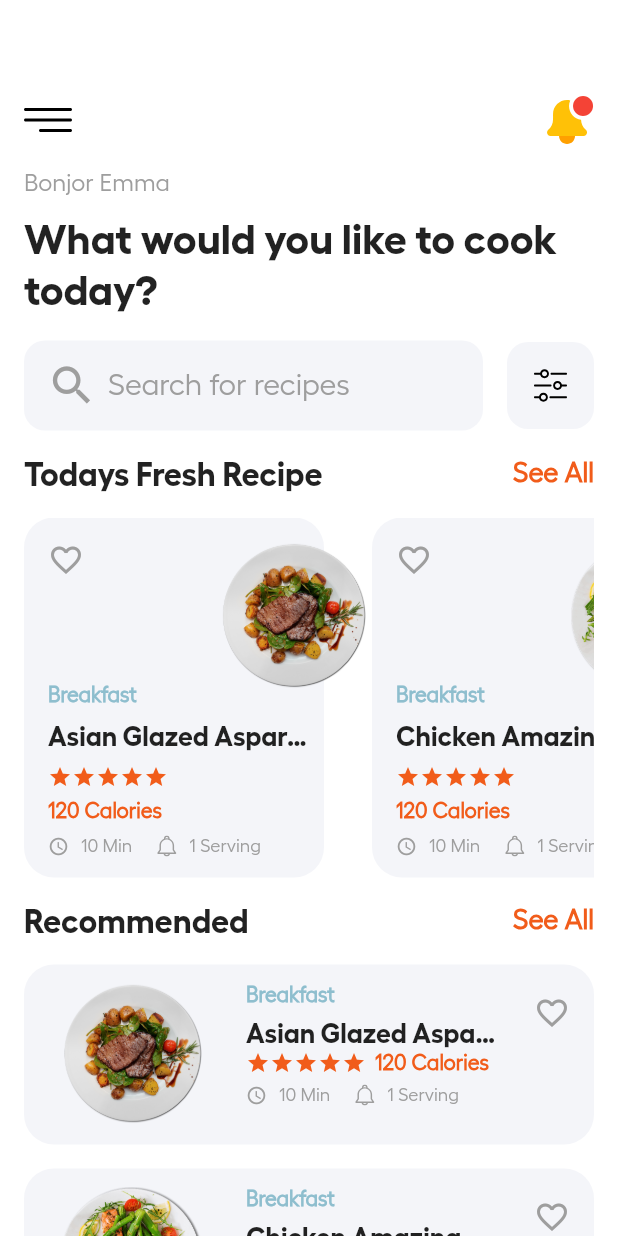
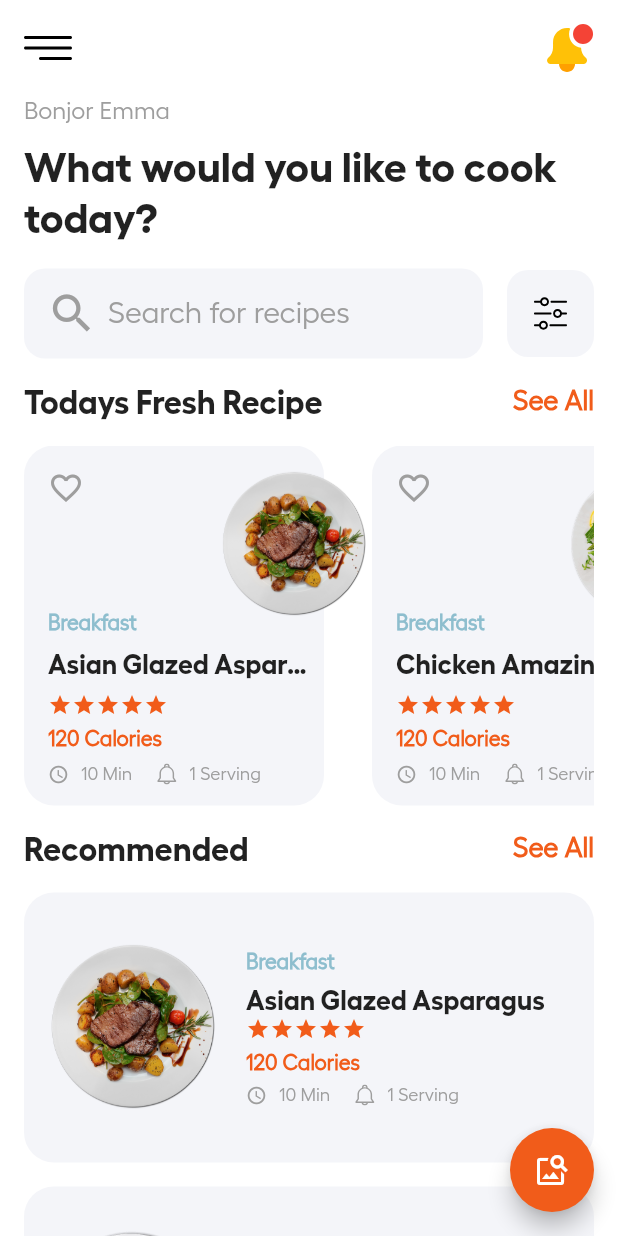
Before and after one commit to rivaldofez/foocarie, a Flutter app: the screen it shows after launch, after a tap on "See All", on a phone screen of 412 x 824 dp. Run offline on Flutter 3.47's test engine with Material 2 defaults, Android fonts, the phone set to English and light mode, and no system bars; our stand-ins replace flutter_svg, image_picker; missing offline and left inert: tflite.

Commit message:
add floating action button to recipe predictor

```diff
--- a/lib/screens/detail_recipe_screen.dart
+++ b/lib/screens/detail_recipe_screen.dart
@@ -7,7 +7,7 @@ class DetailRecipe extends StatefulWidget {
   final String image;
   final bool tag;
 
-  DetailRecipe(this.index, this.name, this.image, this.tag);
+  const DetailRecipe(this.index, this.name, this.image, this.tag);
 
   @override
   _DetailRecipeState createState() => _DetailRecipeState();
@@ -23,17 +23,17 @@ class _DetailRecipeState extends State<DetailRecipe> {
         child: Container(
           height: 58,
           alignment: Alignment.center,
-          margin: EdgeInsets.symmetric(
+          margin: const EdgeInsets.symmetric(
             horizontal: 32,
           ),
-          decoration: BoxDecoration(
+          decoration: const BoxDecoration(
             color: kOrangeColor,
             borderRadius: BorderRadius.only(
               topLeft: Radius.circular(38),
               topRight: Radius.circular(38),
             ),
           ),
-          child: Text(
+          child: const Text(
             "Back",
             style: TextStyle(
               fontSize: 24.0,
@@ -45,7 +45,7 @@ class _DetailRecipeState extends State<DetailRecipe> {
       ),
       body: SingleChildScrollView(
         child: Container(
-          margin: EdgeInsets.only(
+          margin: const EdgeInsets.only(
             top: 64,
             left: 28,
           ),
@@ -55,7 +55,7 @@ class _DetailRecipeState extends State<DetailRecipe> {
               Align(
                 alignment: Alignment.centerRight,
                 child: Container(
-                  margin: EdgeInsets.symmetric(horizontal: 28),
+                  margin: const EdgeInsets.symmetric(horizontal: 28),
                   decoration: BoxDecoration(
                     color: kOrangeColor,
                     borderRadius: BorderRadius.circular(
@@ -64,22 +64,23 @@ class _DetailRecipeState extends State<DetailRecipe> {
                   ),
                   child: IconButton(
                     onPressed: () {},
-                    icon: Icon(
+                    icon: const Icon(
                       Icons.star,
                       color: kLightColor,
                     ),
                   ),
                 ),
               ),
-              Container(
+              SizedBox(
                 width: MediaQuery.of(context).size.width / 1.5,
                 child: Text(
                   widget.name,
-                  style: TextStyle(fontSize: 36, fontFamily: "HellixBold"),
+                  style:
+                      const TextStyle(fontSize: 36, fontFamily: "HellixBold"),
                 ),
               ),
-              SizedBox(height: 24),
-              Text.rich(
+              const SizedBox(height: 24),
+              const Text.rich(
                 TextSpan(
                   children: [
                     TextSpan(
@@ -101,18 +102,18 @@ class _DetailRecipeState extends State<DetailRecipe> {
                   ],
                 ),
               ),
-              SizedBox(height: 24),
+              const SizedBox(height: 24),
               SingleChildScrollView(
-                physics: NeverScrollableScrollPhysics(),
+                physics: const NeverScrollableScrollPhysics(),
                 scrollDirection: Axis.horizontal,
                 child: Row(
                   crossAxisAlignment: CrossAxisAlignment.center,
                   children: [
-                    Container(
+                    SizedBox(
                       width: MediaQuery.of(context).size.width / 3.6,
                       child: Column(
                         crossAxisAlignment: CrossAxisAlignment.start,
-                        children: [
+                        children: const [
                           Text(
                             "Calories",
                             style: TextStyle(
@@ -180,13 +181,13 @@ class _DetailRecipeState extends State<DetailRecipe> {
                   ],
                 ),
               ),
-              SizedBox(height: 24),
-              Text(
+              const SizedBox(height: 24),
+              const Text(
                 "Description",
                 style: TextStyle(fontSize: 24, fontFamily: "HellixBold"),
               ),
-              SizedBox(height: 8),
-              Padding(
+              const SizedBox(height: 8),
+              const Padding(
                 padding: EdgeInsets.only(right: 28, bottom: 28),
                 child: Text(
                   "Lorem ipsum dolor sit amet, consectetur adipiscing elit. Sed eu vehicula justo. In eget finibus neque. Sed facilisis quam vitae libero placerat, et consequat nulla dignissim. Praesent felis nisl, molestie quis tempus eu, dictum non orci. In hac habitasse platea dictumst. Nam ex quam, ultrices sit amet tincidunt sed, tincidunt eget felis. In vehicula venenatis velit eget lobortis. Pellentesque sed varius velit. Nam non mattis est, at eleifend lectus. Curabitur eget pretium mi. Proin et varius lectus. Pellentesque tincidunt auctor ultricies. Integer at maximus est, quis sodales diam. Suspendisse sit amet ex vel lorem sodales consequat vel quis ipsum. In dapibus malesuada ultrices. Maecenas sollicitudin risus nulla. Aenean molestie felis tristique ullamcorper bibendum. Aenean tincidunt nunc ante, nec placerat turpis pellentesque non. Quisque non congue sem. Pellentesque ultrices lacinia mauris, ac lobortis ante placerat ac. Suspendisse pharetra pretium ornare. Maecenas et elit porta, sodales purus in, luctus ligula. Nulla sed nulla id nulla feugiat ullamcorper. Phasellus mollis aliquam sem sit amet feugiat. Quisque sit amet dapibus justo. Pellentesque molestie turpis at risus hendrerit porta. Fusce maximus fringilla ex vitae convallis.",
--- a/lib/screens/home_screen.dart
+++ b/lib/screens/home_screen.dart
@@ -5,6 +5,8 @@ import 'package:foocarie/screens/detail_recipe_screen.dart';
 import 'package:foocarie/screens/recipe_predictor.dart';
 
 class HomeScreen extends StatefulWidget {
+  const HomeScreen({Key? key}) : super(key: key);
+
   @override
   _HomeScreenState createState() => _HomeScreenState();
 }
@@ -33,7 +35,7 @@ class _HomeScreenState extends State<HomeScreen> {
       backgroundColor: kLightColor,
       body: SingleChildScrollView(
         child: Container(
-          margin: EdgeInsets.only(top: 64, left: 16, right: 16),
+          margin: const EdgeInsets.only(top: 16, left: 16, right: 16),
           child: Column(
             crossAxisAlignment: CrossAxisAlignment.start,
             children: [
@@ -43,7 +45,7 @@ class _HomeScreenState extends State<HomeScreen> {
                   GestureDetector(
                     onTap: () => Navigator.of(context).push(
                       MaterialPageRoute(
-                        builder: (context) => RecipePredictorScreen(),
+                        builder: (context) => const RecipePredictorScreen(),
                       ),
                     ),
                     child: SvgPicture.asset(
@@ -60,35 +62,35 @@ class _HomeScreenState extends State<HomeScreen> {
                   ),
                 ],
               ),
-              SizedBox(height: 16),
-              Text(
+              const SizedBox(height: 16),
+              const Text(
                 "Bonjor Emma",
                 style: TextStyle(
                   fontSize: 16.0,
                   color: Colors.grey,
                 ),
               ),
-              SizedBox(height: 12),
-              Text(
+              const SizedBox(height: 12),
+              const Text(
                 "What would you like to cook today?",
                 style: TextStyle(
                   fontSize: 28.0,
                   fontFamily: "HellixBold",
                 ),
               ),
-              SizedBox(height: 16),
+              const SizedBox(height: 16),
               Row(
                 children: [
                   Expanded(
                     child: Container(
-                      padding: EdgeInsets.symmetric(
+                      padding: const EdgeInsets.symmetric(
                         vertical: 6,
                         horizontal: 8,
                       ),
                       decoration: BoxDecoration(
                           color: kPrimaryColor,
                           borderRadius: BorderRadius.circular(14)),
-                      child: TextField(
+                      child: const TextField(
                         cursorColor: kDarkColor,
                         decoration: InputDecoration(
                           border: InputBorder.none,
@@ -106,11 +108,11 @@ class _HomeScreenState extends State<HomeScreen> {
                       ),
                     ),
                   ),
-                  SizedBox(width: 16),
+                  const SizedBox(width: 16),
                   GestureDetector(
                     onTap: () => print("settings"),
                     child: Container(
-                      padding: EdgeInsets.symmetric(
+                      padding: const EdgeInsets.symmetric(
                         vertical: 18,
                         horizontal: 18,
                       ),
@@ -127,17 +129,17 @@ class _HomeScreenState extends State<HomeScreen> {
                   ),
                 ],
               ),
-              SizedBox(height: 16),
+              const SizedBox(height: 16),
               Row(
                 mainAxisAlignment: MainAxisAlignment.spaceBetween,
                 children: [
-                  Text(
+                  const Text(
                     "Todays Fresh Recipe",
                     style: TextStyle(fontSize: 22, fontFamily: "HellixBold"),
                   ),
                   GestureDetector(
                     onTap: () => print("see all"),
-                    child: Text(
+                    child: const Text(
                       "See All",
                       style: TextStyle(
                           fontSize: 18,
@@ -147,8 +149,8 @@ class _HomeScreenState extends State<HomeScreen> {
                   ),
                 ],
               ),
-              SizedBox(height: 16),
-              Container(
+              const SizedBox(height: 16),
+              SizedBox(
                 height: 240,
                 child: ListView.builder(
                   scrollDirection: Axis.horizontal,
@@ -166,7 +168,7 @@ class _HomeScreenState extends State<HomeScreen> {
                         ),
                       ),
                       child: Container(
-                        margin: EdgeInsets.only(right: 32),
+                        margin: const EdgeInsets.only(right: 32),
                         height: 240,
                         width: 200,
                         decoration: BoxDecoration(
@@ -176,7 +178,7 @@ class _HomeScreenState extends State<HomeScreen> {
                         child: Stack(
                           clipBehavior: Clip.none,
                           children: [
-                            Positioned(
+                            const Positioned(
                               top: 16,
                               left: 16,
                               child: Icon(
@@ -198,13 +200,13 @@ class _HomeScreenState extends State<HomeScreen> {
                             Positioned(
                               top: 110,
                               child: Padding(
-                                padding: EdgeInsets.symmetric(
+                                padding: const EdgeInsets.symmetric(
                                   horizontal: 16,
                                 ),
                                 child: Column(
                                   crossAxisAlignment: CrossAxisAlignment.start,
                                   children: [
-                                    Text(
+                                    const Text(
                                       "Breakfast",
                                       style: TextStyle(
                                         fontSize: 14,
@@ -212,42 +214,42 @@ class _HomeScreenState extends State<HomeScreen> {
                                         fontWeight: FontWeight.bold,
                                       ),
                                     ),
-                                    SizedBox(height: 8),
-                                    Container(
+                                    const SizedBox(height: 8),
+                                    SizedBox(
                                       width: 180,
                                       child: Text(
                                         freshList[index]["name"],
                                         overflow: TextOverflow.ellipsis,
-                                        style: TextStyle(
+                                        style: const TextStyle(
                                           fontSize: 18,
                                           fontFamily: "HellixBold",
                                         ),
                                       ),
                                     ),
-                                    SizedBox(height: 8),
+                                    const SizedBox(height: 8),
                                     Row(
                                       children: List.generate(
                                         5,
-                                        (index) => Icon(
+                                        (index) => const Icon(
                                           Icons.star,
                                           color: kOrangeColor,
                                           size: 16,
                                         ),
                                       ),
                                     ),
-                                    SizedBox(height: 6),
-                                    Text(
+                                    const SizedBox(height: 6),
+                                    const Text(
                                       "120 Calories",
                                       style: TextStyle(
                                           fontSize: 14,
                                           color: kOrangeColor,
                                           fontWeight: FontWeight.bold),
                                     ),
-                                    SizedBox(height: 8),
+                                    const SizedBox(height: 8),
                                     Row(
                                       children: [
                                         Row(
-                                          children: [
+                                          children: const [
                                             Icon(
                                               Icons.access_time,
                                               color: Colors.grey,
@@ -262,7 +264,7 @@ class _HomeScreenState extends State<HomeScreen> {
                                             ),
                                           ],
                                         ),
-                                        SizedBox(width: 16),
+                                        const SizedBox(width: 16),
                                         Row(
                                           children: [
                                             SvgPicture.asset(
@@ -270,8 +272,8 @@ class _HomeScreenState extends State<HomeScreen> {
                                               height: 14,
                                               color: Colors.grey,
                                             ),
-                                            SizedBox(width: 8),
-                                            Text(
+                                            const SizedBox(width: 8),
+                                            const Text(
                                               "1 Serving",
                                               style: TextStyle(
                                                   fontSize: 12,
@@ -292,17 +294,17 @@ class _HomeScreenState extends State<HomeScreen> {
                   },
                 ),
               ),
-              SizedBox(height: 16),
+              const SizedBox(height: 16),
               Row(
                 mainAxisAlignment: MainAxisAlignment.spaceBetween,
                 children: [
-                  Text(
+                  const Text(
                     "Recommended",
                     style: TextStyle(fontSize: 22, fontFamily: "HellixBold"),
                   ),
                   GestureDetector(
                     onTap: () => print("see recommended"),
-                    child: Text(
+                    child: const Text(
                       "See All",
                       style: TextStyle(
                           fontSize: 18,
@@ -312,9 +314,9 @@ class _HomeScreenState extends State<HomeScreen> {
                   ),
                 ],
               ),
-              SizedBox(height: 16),
+              const SizedBox(height: 16),
               ListView.builder(
-                physics: NeverScrollableScrollPhysics(),
+                physics: const NeverScrollableScrollPhysics(),
                 itemCount: recommendedList.length,
                 padding: EdgeInsets.zero,
                 shrinkWrap: true,
@@ -330,13 +332,12 @@ class _HomeScreenState extends State<HomeScreen> {
                       ),
                     ),
                     child: Container(
-                      height: 120,
                       width: MediaQuery.of(context).size.width,
-                      padding: EdgeInsets.symmetric(
+                      padding: const EdgeInsets.symmetric(
                         horizontal: 12,
-                        vertical: 12,
+                        vertical: 0,
                       ),
-                      margin: EdgeInsets.only(bottom: 16),
+                      margin: const EdgeInsets.only(bottom: 16),
                       decoration: BoxDecoration(
                         color: kPrimaryColor,
                         borderRadius: BorderRadius.circular(20),
@@ -354,11 +355,12 @@ class _HomeScreenState extends State<HomeScreen> {
                           ),
                           Expanded(
                             child: Padding(
-                              padding: EdgeInsets.symmetric(horizontal: 16),
+                              padding:
+                                  const EdgeInsets.symmetric(horizontal: 16),
                               child: Column(
                                 crossAxisAlignment: CrossAxisAlignment.start,
                                 children: [
-                                  Text(
+                                  const Text(
                                     "Breakfast",
                                     style: TextStyle(
                                       fontSize: 14,
@@ -366,42 +368,39 @@ class _HomeScreenState extends State<HomeScreen> {
                                       fontWeight: FontWeight.bold,
                                     ),
                                   ),
-                                  SizedBox(height: 6),
+                                  const SizedBox(height: 6),
                                   Text(
                                     recommendedList[index]["name"],
                                     overflow: TextOverflow.ellipsis,
-                                    style: TextStyle(
+                                    style: const TextStyle(
                                       fontSize: 18,
                                       fontFamily: "HellixBold",
                                     ),
                                   ),
                                   Row(
-                                    children: [
-                                      Row(
                                     children: List.generate(
                                       5,
-                                          (index) => Icon(
+                                      (index) => const Icon(
                                         Icons.star,
                                         color: kOrangeColor,
                                         size: 16,
                                       ),
                                     ),
                                   ),
-                                      SizedBox(width: 6),
-                                      Text(
+                                  const SizedBox(width: 6),
+                                  const SizedBox(height: 6),
+                                  const Text(
                                     "120 Calories",
                                     style: TextStyle(
                                         fontSize: 14,
                                         color: kOrangeColor,
                                         fontWeight: FontWeight.bold),
                                   ),
-                                    ],
-                                  ),
-                                  SizedBox(height: 6),
+                                  const SizedBox(height: 6),
                                   Row(
                                     children: [
                                       Row(
-                                        children: [
+                                        children: const [
                                           Icon(
                                             Icons.access_time,
                                             color: Colors.grey,
@@ -416,7 +415,7 @@ class _HomeScreenState extends State<HomeScreen> {
                                           ),
                                         ],
                                       ),
-                                      SizedBox(width: 16),
+                                      const SizedBox(width: 16),
                                       Row(
                                         children: [
                                           SvgPicture.asset(
@@ -424,8 +423,8 @@ class _HomeScreenState extends State<HomeScreen> {
                                             height: 14,
                                             color: Colors.grey,
                                           ),
-                                          SizedBox(width: 8),
-                                          Text(
+                                          const SizedBox(width: 8),
+                                          const Text(
                                             "1 Serving",
                                             style: TextStyle(
                                                 fontSize: 12,
@@ -439,20 +438,6 @@ class _HomeScreenState extends State<HomeScreen> {
                               ),
                             ),
                           ),
-                          Align(
-                            alignment: Alignment.topRight,
-                            child: Container(
-                              height: 28,
-                              width: 36,
-                              child: IconButton(
-                                onPressed: () {},
-                                icon: Icon(
-                                  Icons.favorite_border,
-                                  color: Colors.grey,
-                                ),
-                              ),
-                            ),
-                          ),
                         ],
                       ),
                     ),
@@ -463,6 +448,15 @@ class _HomeScreenState extends State<HomeScreen> {
           ),
         ),
       ),
+      floatingActionButton: FloatingActionButton(
+        onPressed: () => Navigator.of(context).push(
+          MaterialPageRoute(
+            builder: (context) => RecipePredictorScreen(),
+          ),
+        ),
+        child: const Icon(Icons.image_search),
+        backgroundColor: kOrangeColor,
+      ),
     );
   }
 }
--- a/lib/screens/recipe_predictor.dart
+++ b/lib/screens/recipe_predictor.dart
@@ -5,6 +5,8 @@ import 'package:image_picker/image_picker.dart';
 import 'package:tflite/tflite.dart';
 
 class RecipePredictorScreen extends StatefulWidget {
+  const RecipePredictorScreen({Key? key}) : super(key: key);
+
   @override
   _RecipePredictorScreenState createState() => _RecipePredictorScreenState();
 }
@@ -67,12 +69,11 @@ class _RecipePredictorScreenState extends State<RecipePredictorScreen> {
   Widget build(BuildContext context) {
     return Scaffold(
       appBar: AppBar(
-        title: Text("TfLite Demo"),
+        title: const Text("TfLite Demo"),
       ),
-      body: Container(
-        child: Column(
+      body: Column(
         children: [
-            SizedBox(height: 30),
+          const SizedBox(height: 30),
           isImageLoaded
               ? Center(
                   child: Container(
@@ -91,12 +92,11 @@ class _RecipePredictorScreenState extends State<RecipePredictorScreen> {
           Text("Name ; $_name \n Confidence: $_confidence"),
         ],
       ),
-      ),
       floatingActionButton: FloatingActionButton(
         onPressed: () {
           getImageFromGallery();
         },
-        child: Icon(Icons.photo_album),
+        child: const Icon(Icons.photo_album),
       ),
     );
   }
```
Lines whose indentation alone changed are shown as unchanged.
